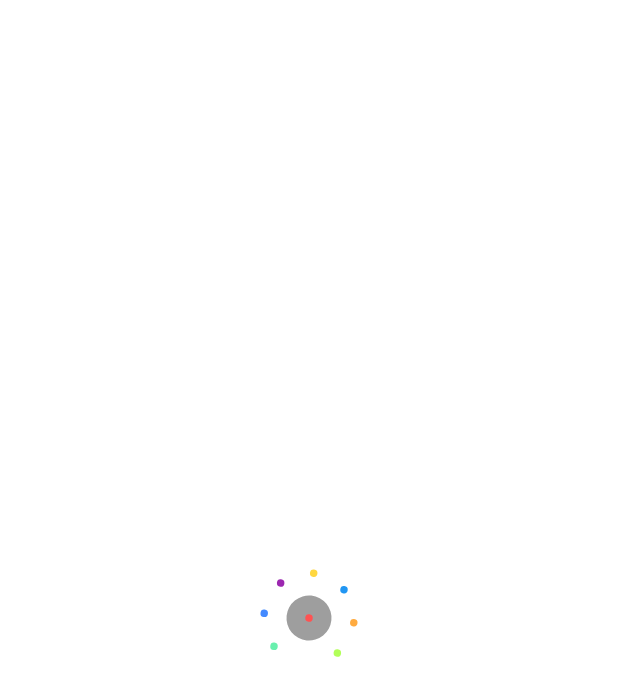
After one commit to Leebecky/librarix, a Flutter app: the first screen one second after launch, on a phone screen of 412 x 824 dp. The commit adds this screen. Shown: the top 696 px of the screen. Run offline on Flutter 3.47's test engine with Material 2 defaults, Android fonts, the phone set to English and light mode, and no system bars; our stand-ins replace auto_size_text, cloud_firestore, firebase_auth, firebase_core; missing offline and left inert: flutter_barcode_scanner; accounts and stored records are empty.

Commit message:
Modify side bar and bottom navigation bar, add loader and first view page

```diff
--- /dev/null
+++ b/lib/loader.dart
@@ -0,0 +1,178 @@
+import 'package:flutter/material.dart';
+import 'dart:math';
+
+class Loader extends StatefulWidget {
+  @override
+  _LoaderState createState() => _LoaderState();
+}
+
+class _LoaderState extends State<Loader> with SingleTickerProviderStateMixin {
+  AnimationController controller;
+  Animation<double> animationRotation;
+  Animation<double> animationRadiusIn;
+  Animation<double> animationRadiusOut;
+
+  final double initialradius = 30.0;
+  double radius = 3.0;
+  @override
+  void initState() {
+    super.initState();
+
+    controller = AnimationController(
+        lowerBound: 0.0,
+        upperBound: 1.0,
+        duration: const Duration(milliseconds: 3000),
+        vsync: this);
+
+    animationRotation = Tween<double>(
+      begin: 0.0,
+      end: 1.0,
+    ).animate(CurvedAnimation(
+        parent: controller, curve: Interval(0.0, 1.0, curve: Curves.linear)));
+
+    animationRadiusIn = Tween<double>(
+      begin: 1.0,
+      end: 0.0,
+    ).animate(CurvedAnimation(
+        parent: controller,
+        curve: Interval(0.75, 1.0, curve: Curves.elasticIn)));
+
+    animationRadiusOut = Tween<double>(
+      begin: 0.0,
+      end: 1.0,
+    ).animate(CurvedAnimation(
+        parent: controller,
+        curve: Interval(0.0, 0.25, curve: Curves.elasticOut)));
+
+    controller.addListener(() {
+      setState(() {
+        if (controller.value >= 0.75 && controller.value <= 1.0) {
+          radius = animationRadiusIn.value * initialradius;
+        } else if (controller.value >= 0.0 && controller.value <= 0.25) {
+          radius = animationRadiusOut.value * initialradius;
+        }
+      });
+    });
+
+    controller.addStatusListener((status) {
+      if (status == AnimationStatus.completed) {}
+    });
+
+    controller.repeat();
+  }
+
+  @override
+  Widget build(BuildContext context) {
+    return Container(
+      width: 100.0,
+      height: 100.0,
+      child: new Center(
+          child: new RotationTransition(
+        turns: animationRotation,
+        child: new Container(
+          child: new Center(
+            child: Stack(
+              children: <Widget>[
+                Dot(
+                  radius: 30.0,
+                  color: Colors.grey,
+                ),
+                new Transform.translate(
+                  offset: Offset(0.0, 0.0),
+                  child: Dot(
+                    radius: 5.0,
+                    color: Colors.redAccent,
+                  ),
+                ),
+                new Transform.translate(
+                  offset:
+                      Offset(radius * cos(pi / 4), radius * sin(pi / 4)),
+                  child: Dot(
+                    radius: 5.0,
+                    color: Colors.greenAccent,
+                  ),
+                ),
+                new Transform.translate(
+                  offset:
+                      Offset(radius * cos(2 * pi / 4), radius * sin(2 * pi / 4)),
+                  child: Dot(
+                    radius: 5.0,
+                    color: Colors.blueAccent,
+                  ),
+                ),
+                new Transform.translate(
+                  offset:
+                      Offset(radius * cos(3 * pi / 4), radius * sin(3 * pi / 4)),
+                  child: Dot(
+                    radius: 5.0,
+                    color: Colors.purple,
+                  ),
+                ),
+                new Transform.translate(
+                  offset:
+                      Offset(radius * cos(4 * pi / 4), radius * sin(4 * pi / 4)),
+                  child: Dot(
+                    radius: 5.0,
+                    color: Colors.amberAccent,
+                  ),
+                ),
+                new Transform.translate(
+                  offset:
+                      Offset(radius * cos(5 * pi / 4), radius * sin(5 * pi / 4)),
+                  child: Dot(
+                    radius: 5.0,
+                    color: Colors.blue,
+                  ),
+                ),
+                new Transform.translate(
+                  offset:
+                      Offset(radius * cos(6 * pi / 4), radius * sin(6 * pi / 4)),
+                  child: Dot(
+                    radius: 5.0,
+                    color: Colors.orangeAccent,
+                  ),
+                ),
+                new Transform.translate(
+                  offset:
+                      Offset(radius * cos(7 * pi / 4), radius * sin(7 * pi / 4)),
+                  child: Dot(
+                    radius: 5.0,
+                    color: Colors.lightGreenAccent,
+                  ),
+                ),
+              ],
+            ),
+          ),
+        ),
+      )),
+    );
+  }
+
+  @override
+  void dispose() {
+
+    controller.dispose();
+    super.dispose();
+  }
+}
+
+class Dot extends StatelessWidget {
+  final double radius;
+  final Color color;
+
+  Dot({this.radius, this.color});
+
+  @override
+  Widget build(BuildContext context) {
+    return Center(
+      child: Container(
+        width: radius,
+        height: radius,
+        decoration: BoxDecoration(
+          color: color,
+          shape: BoxShape.circle,
+        ),
+      ),
+    );
+  }
+}
--- a/lib/main.dart
+++ b/lib/main.dart
@@ -1,8 +1,12 @@
 import 'package:flutter/material.dart';
 import 'package:firebase_core/firebase_core.dart';
 import 'package:firebase_auth/firebase_auth.dart';
-import 'package:librarix/librarix_navigations.dart';
-import 'librarix_navigations_staff.dart';
+import 'package:librarix/first_view.dart';
+import 'package:librarix/loader.dart';
+import 'librarix_navigations.dart';
+import 'librarix_navigations_librarian.dart';
+import 'librarix_navigation_admin.dart';
+import 'loader.dart';
 import './Screens/login.dart';
 import './Screens/borrow_book_scanner.dart';
 import './Models/user.dart';
@@ -38,9 +42,11 @@ class MyApp extends StatelessWidget {
                 //^ named Navigator routes
                 initialRoute: "${snapshot.data}",
                 routes: {
-                  "/": (context) => Login(),
+                  "/": (context) => Loader(),
+                  //"/firstview": (context) => FirstView(),
+                  "/login": (context) => Login(),
                   "/home": (context) => Home(),
-                  "/staffHome": (context) => StaffHome(),
+                  "/staffHome": (context) => LibrarianHome(),
                   "/scanner": (context) => ScannerPage(),
                 });
           }
```
Also changed, not shown: lib/Screens/login.dart (+16 -4 lines), lib/first_view.dart (added, +53 -0 lines), lib/librarix_navigation_admin.dart (added, +130 -0 lines), lib/librarix_navigations_librarian.dart (renamed from lib/librarix_navigations_staff.dart, +5 -5 lines), pubspec.yaml (+12 -5 lines), assets/Icon/book-shop.png (added), assets/Icon/icon.png (added), assets/Icon/icon2.png (added), assets/fonts/AndikaNewBasic-R.ttf (deleted), pubspec.lock, 22 other files.
